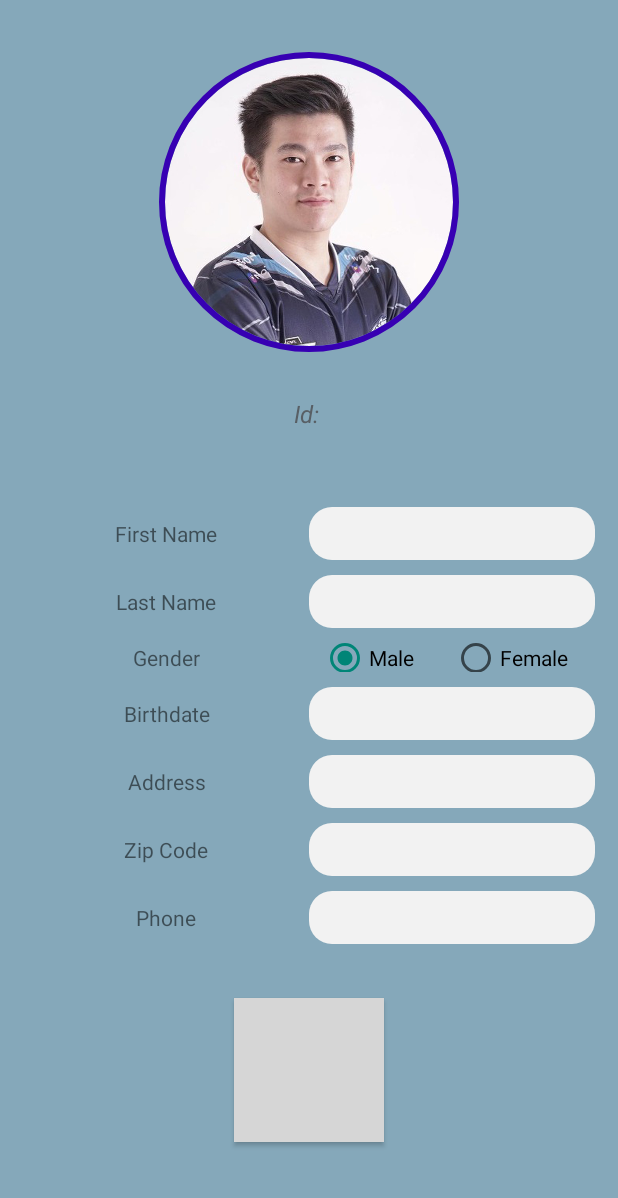
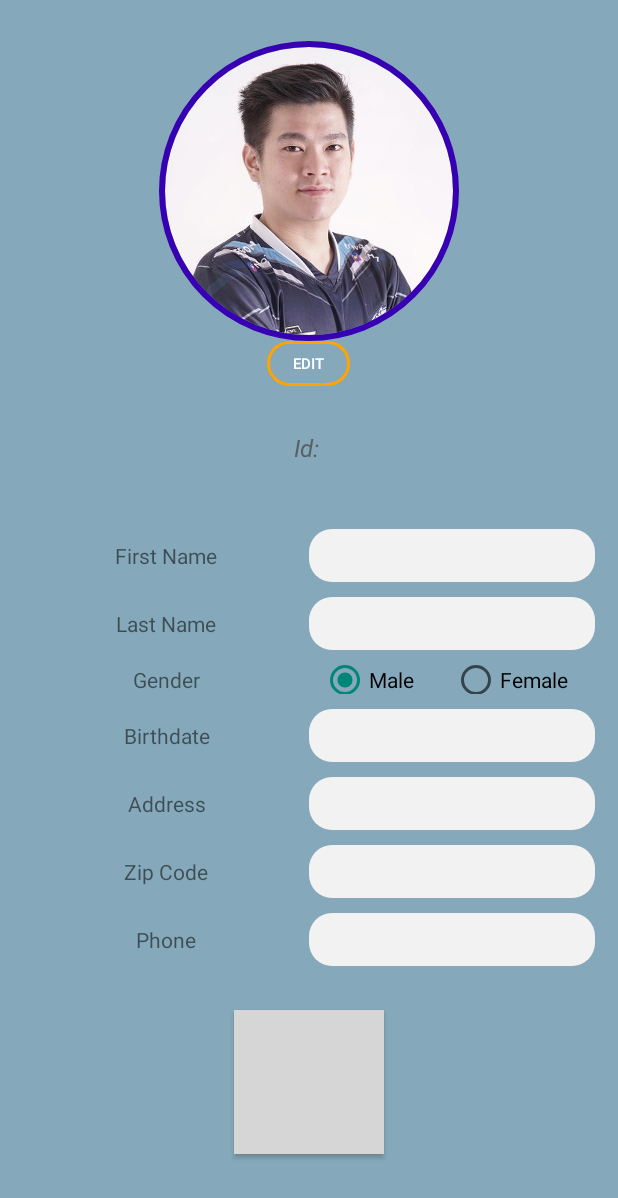
Before and after one commit to mabar1d/Mobile_Mabar_V1, an Android app: the DetailProfileAccountActivity screen opened directly, with no data from a screen before it, on a phone screen of 412 x 824 dp. Shown: the top 1198 px of the screen. Run offline under Robolectric (Android 15) with nearby library versions, the phone set to English and light mode, and no system bars; our stand-ins replace ButterKnife; libraries missing offline, so code that uses them is left out: cn.pedant, com.karumi.dexter, com.mikhaellopez.circularimageview, id.zelory.compressor; plain views replace CircularImageView; network calls fail; 1 statement that could not run was skipped; grey boxes are pictures that could not be loaded.

Commit message:
add permission and add image person

```diff
--- a/app/build.gradle
+++ b/app/build.gradle
@@ -70,6 +70,8 @@ dependencies {
     implementation 'com.github.bumptech.glide:glide:4.12.0'
     annotationProcessor 'com.github.bumptech.glide:compiler:4.12.0'
     implementation 'com.github.chrisbanes:PhotoView:2.0.0'
+    implementation 'com.karumi:dexter:6.2.3'
+    implementation 'id.zelory:compressor:3.0.1'
 
 }
 repositories {
--- a/app/src/main/AndroidManifest.xml
+++ b/app/src/main/AndroidManifest.xml
@@ -3,6 +3,10 @@
     package="com.example.mabar_v1">
 
     <uses-permission android:name="android.permission.INTERNET" />
+    <uses-permission android:name="android.permission.CAMERA"/>
+    <uses-permission android:name="android.permission.READ_EXTERNAL_STORAGE"/>
+    <uses-permission android:name="android.permission.WRITE_EXTERNAL_STORAGE"/>
+
 
     <application
         android:allowBackup="true"
@@ -10,6 +14,7 @@
         android:label="@string/app_name"
         android:roundIcon="@mipmap/ic_launcher_round"
         android:supportsRtl="true"
+        android:requestLegacyExternalStorage="true"
         android:theme="@style/Theme.Mabar_V1">
         <activity android:name=".profile.DetailProfileAccountActivity"></activity>
         <activity android:name=".profile.HostSettingActivity" />
--- a/app/src/main/res/layout/activity_detail_profile_account.xml
+++ b/app/src/main/res/layout/activity_detail_profile_account.xml
@@ -30,6 +30,20 @@
             app:civ_shadow_color="@color/primary_color_blue"
             tools:layout_editor_absoluteX="105dp"
             tools:layout_editor_absoluteY="100dp" />
+
+        <Button
+            android:id="@+id/btn_edit_image"
+            android:layout_width="55dp"
+            android:layout_height="30dp"
+            android:background="@drawable/rounded_button_orange_border"
+            android:textColor="@color/white"
+            android:layout_gravity="center"
+            android:text="Edit"
+            android:textSize="10dp"
+            app:layout_constraintBottom_toBottomOf="parent"
+            app:layout_constraintEnd_toEndOf="parent"
+            app:layout_constraintStart_toStartOf="parent"
+            app:layout_constraintTop_toBottomOf="@+id/linearLayout2" />
 
         <TextView
             android:id="@+id/nama_akun"
```
Also changed, not shown: app/src/main/java/com/example/mabar_v1/profile/DetailProfileAccountActivity.java (+68 -0 lines), app/src/main/java/com/example/mabar_v1/splash/SplashScreen1.java (+40 -0 lines).
